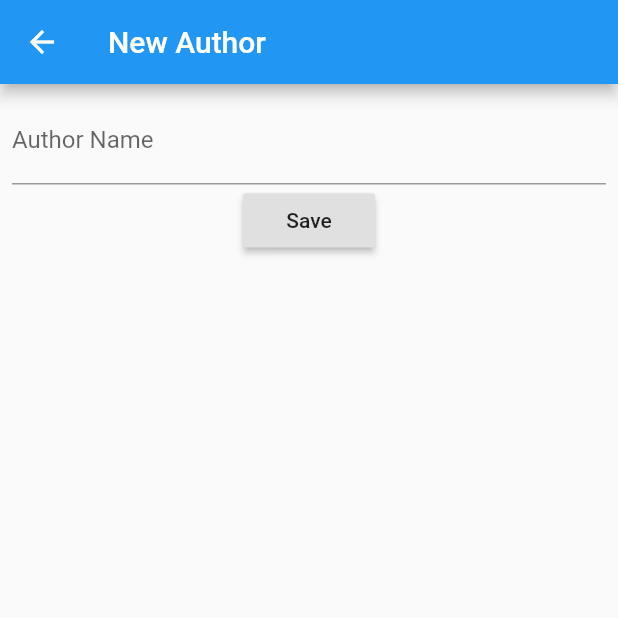
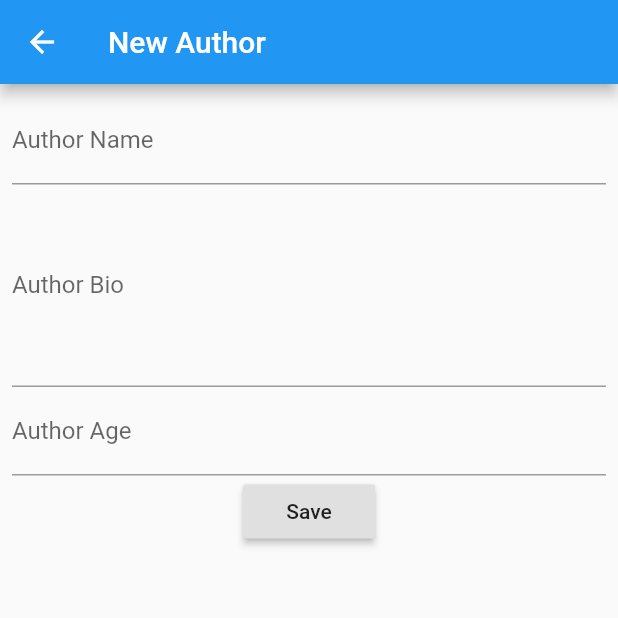
Before and after one commit to code2start/Flutter-Networking-and-API, a Flutter app: the AddAuthor screen opened directly, after a tap on "Save", on a phone screen of 412 x 824 dp, the top half of it. Run offline on Flutter 3.47's test engine with Material 2 defaults, Android fonts, the phone set to English and light mode, and no system bars; network calls fail.

Commit message:
Lesson 3

```diff
--- a/lib/model/author.dart
+++ b/lib/model/author.dart
@@ -1,7 +1,15 @@
 class Author {
   int id;
   String name;
-  Author({this.id, this.name});
-  factory Author.fromJson(Map<String, dynamic> author) =>
-      Author(id: author['id'], name: author['name']);
+  int age;
+  String bio;
+  Author({this.id, this.name, this.age, this.bio});
+  factory Author.fromJson(Map<String, dynamic> author) => Author(
+      id: author['id'],
+      name: author['name'],
+      age: author['age'],
+      bio: author['bio']);
+
+  Map<String, dynamic> toJson() =>
+      {"id": id, "name": name, "bio": bio, "age": age};
 }
--- a/lib/network/api.dart
+++ b/lib/network/api.dart
@@ -4,18 +4,20 @@ import 'package:http/http.dart';
 import 'package:networking/model/author.dart';
 
 class API {
-  static String _BASE_URL = 'http://10.0.2.2:8888';
-  static Future<Author> createAuthor(String name) async {
+  static const String _BASE_URL = 'http://10.0.2.2:8888';
+  static Future<Author> createAuthor(Author author) async {
+    //business logic to send data to server
     final Response response = await post('$_BASE_URL/authors',
         headers: <String, String>{
           'Content-Type': 'application/json;charset=UTF-8'
         },
-        body: jsonEncode(<String, String>{"name": name}));
+        body: jsonEncode(author.toJson()));
+
     if (response.statusCode == 200) {
       //print(response.body);
       return Author.fromJson(json.decode(response.body));
     } else {
-      ///print('Error');
+      //print('Error');
       throw Exception("Can't load author");
     }
   }
--- a/lib/ui/add_author.dart
+++ b/lib/ui/add_author.dart
@@ -1,4 +1,5 @@
 import 'package:flutter/material.dart';
+import 'package:networking/model/author.dart';
 import 'package:networking/network/api.dart';
 
 class AddAuthor extends StatefulWidget {
@@ -7,12 +8,15 @@ class AddAuthor extends StatefulWidget {
 }
 
 class _AddAuthorState extends State<AddAuthor> {
-  String authorName;
-  final key = GlobalKey<ScaffoldState>();
+  String name;
+  String bio;
+  int age;
+
+  final addAuthor = GlobalKey<ScaffoldState>();
   @override
   Widget build(BuildContext context) {
     return Scaffold(
-      key: key,
+      key: addAuthor,
       appBar: AppBar(
         title: Text('New Author'),
       ),
@@ -23,20 +27,50 @@ class _AddAuthorState extends State<AddAuthor> {
             children: <Widget>[
               TextField(
                 decoration: InputDecoration(
-                    hintText: 'Enter Author name', labelText: 'Author Name'),
+                  labelText: 'Author Name',
+                  hintText: 'Enter Author name',
+                ),
                 onChanged: (value) {
                   setState(() {
-                    authorName = value;
+                    name = value;
+                  });
+                },
+              ),
+              TextField(
+                decoration: InputDecoration(
+                  labelText: 'Author Bio',
+                  hintText: 'Enter Author bio',
+                ),
+                maxLines: 5,
+                onChanged: (value) {
+                  setState(() {
+                    bio = value;
+                  });
+                },
+              ),
+              TextField(
+                decoration: InputDecoration(
+                  labelText: 'Author Age',
+                  hintText: 'Enter Author age',
+                ),
+                onChanged: (value) {
+                  setState(() {
+                    age = int.parse(value);
                   });
                 },
               ),
               RaisedButton(
                 child: Text('Save'),
                 onPressed: () {
-                  API.createAuthor(authorName).then((author) => key.currentState
-                      .showSnackBar(SnackBar(
-                          content: Text(
-                              'new author with id ${author.id} has been created'))));
+                  //send data to the internet (aqueduct server)
+                  API
+                      .createAuthor(Author(name: name, age: age, bio: bio))
+                      .then((author) {
+                    //show snackbar
+                    addAuthor.currentState.showSnackBar(SnackBar(
+                        content: Text(
+                            'the author with id ${author.id} has been created')));
+                  });
                 },
               ),
             ],
--- a/lib/ui/home.dart
+++ b/lib/ui/home.dart
@@ -1,5 +1,6 @@
 import 'package:flutter/material.dart';
-import 'package:networking/ui/add_author.dart';
+
+import 'add_author.dart';
 
 class Home extends StatefulWidget {
   @override
@@ -11,14 +12,18 @@ class _HomeState extends State<Home> {
   Widget build(BuildContext context) {
     return Scaffold(
       appBar: AppBar(
-        title: Text('Flutter network lesson 2'),
+        title: Text('Networking lesson 2'),
       ),
       body: null,
       floatingActionButton: FloatingActionButton(
         child: Icon(Icons.add),
         onPressed: () {
           Navigator.push(
-              context, MaterialPageRoute(builder: (context) => AddAuthor()));
+            context,
+            MaterialPageRoute(
+              builder: (context) => AddAuthor(),
+            ),
+          );
         },
       ),
     );
```
